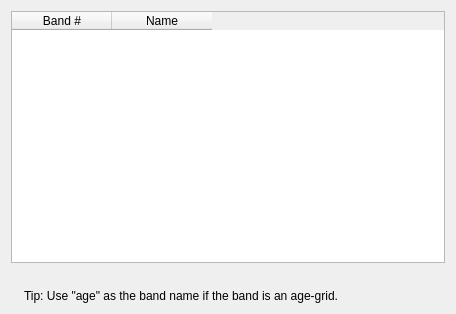
Old version of the form src/qt-widgets/RasterBandPageUi.ui in the repository GPlates/GPlates.
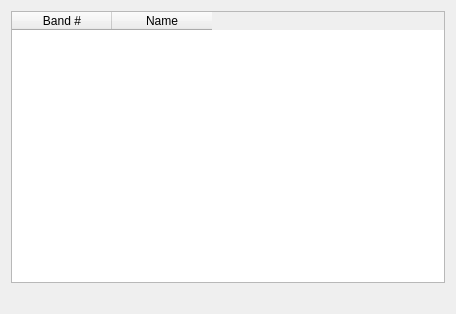
New version of the form. Icons and pictures are not drawn.

The edit to the form file:
```diff
--- a/src/qt-widgets/RasterBandPageUi.ui
+++ b/src/qt-widgets/RasterBandPageUi.ui
@@ -54,30 +54,6 @@
      </layout>
     </widget>
    </item>
-   <item>
-    <layout class="QHBoxLayout" name="horizontalLayout">
-     <item>
-      <widget class="QLabel" name="tip_icon">
-       <property name="pixmap">
-        <pixmap resource="../qt-resources/qt_widgets.qrc">:/human_gtk_about_16.png</pixmap>
-       </property>
-      </widget>
-     </item>
-     <item>
-      <widget class="QLabel" name="tip_label">
-       <property name="sizePolicy">
-        <sizepolicy hsizetype="Expanding" vsizetype="Preferred">
-         <horstretch>0</horstretch>
-         <verstretch>0</verstretch>
-        </sizepolicy>
-       </property>
-       <property name="text">
-        <string>Tip: Use &quot;age&quot; as the band name if the band is an age-grid.</string>
-       </property>
-      </widget>
-     </item>
-    </layout>
-   </item>
   </layout>
  </widget>
  <resources>
```
